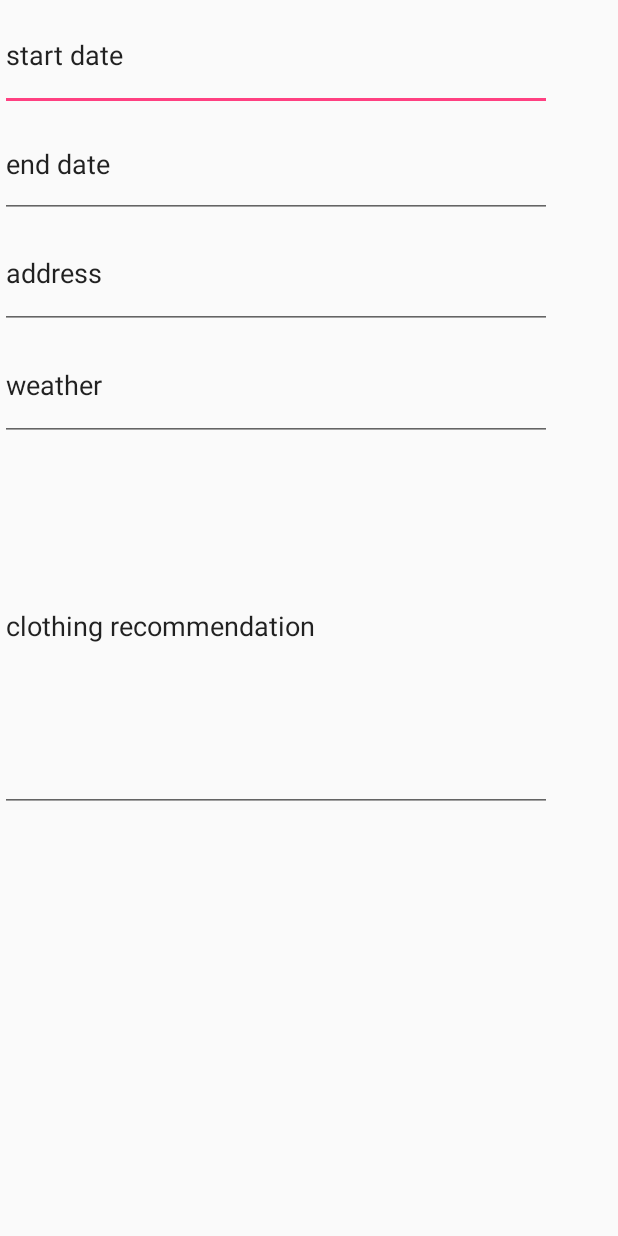
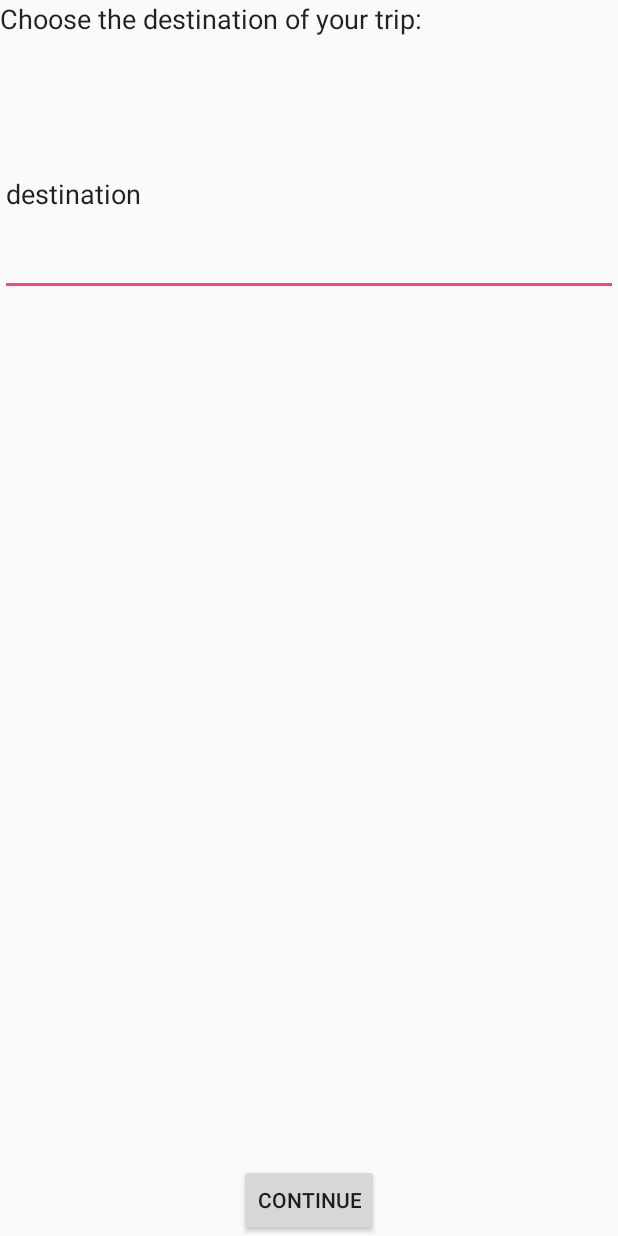
Before and after one commit to rishab93/LinedInHack, an Android app: the screen it shows after launch (RecommendClothingActivity before the commit, ChooseLocationActivity after it), after a tap on "CONTINUE", on a phone screen of 412 x 824 dp. Run offline under Robolectric (Android 15) with nearby library versions, the phone set to English and light mode, and no system bars.

Commit message:
add choose location activity

```diff
--- a/app/src/main/AndroidManifest.xml
+++ b/app/src/main/AndroidManifest.xml
@@ -14,17 +14,21 @@
         <activity
             android:name=".RecommendClothingActivity"
             android:label="@string/title_activity_main"
-            android:theme="@style/AppTheme.NoActionBar">
-        </activity>
+            android:theme="@style/AppTheme.NoActionBar"></activity>
         <activity
             android:name=".ChooseTimeActivity"
             android:label="@string/title_activity_choose_time"
             android:theme="@style/AppTheme.NoActionBar">
             <intent-filter>
                 <action android:name="android.intent.action.MAIN" />
+
                 <category android:name="android.intent.category.LAUNCHER" />
             </intent-filter>
         </activity>
+        <activity
+            android:name=".ChooseLocationActivity"
+            android:label="@string/title_activity_choose_location"
+            android:theme="@style/AppTheme.NoActionBar"></activity>
     </application>
 
 </manifest>
--- /dev/null
+++ b/app/src/main/java/com/example/zishen/linkedinhack/ChooseLocationActivity.java
@@ -0,0 +1,28 @@
+package com.example.zishen.linkedinhack;
+
+import android.content.Intent;
+import android.os.Bundle;
+import android.support.design.widget.FloatingActionButton;
+import android.support.design.widget.Snackbar;
+import android.support.v7.app.AppCompatActivity;
+import android.support.v7.widget.Toolbar;
+import android.view.View;
+import android.widget.Button;
+
+public class ChooseLocationActivity extends AppCompatActivity {
+
+    @Override
+    protected void onCreate(Bundle savedInstanceState) {
+        super.onCreate(savedInstanceState);
+        setContentView(R.layout.activity_choose_location);
+
+        Button finishEnterLocation = (Button) findViewById(R.id.finishEnterLocation);
+        finishEnterLocation.setOnClickListener(new View.OnClickListener() {
+            @Override
+            public void onClick(View view) {
+                startActivity(new Intent(ChooseLocationActivity.this, RecommendClothingActivity.class));
+            }
+        });
+    }
+
+}
--- a/app/src/main/java/com/example/zishen/linkedinhack/ChooseTimeActivity.java
+++ b/app/src/main/java/com/example/zishen/linkedinhack/ChooseTimeActivity.java
@@ -17,7 +17,7 @@ public class ChooseTimeActivity extends AppCompatActivity {
         finishEnterTime.setOnClickListener(new View.OnClickListener() {
             @Override
             public void onClick(View view) {
-                startActivity(new Intent(ChooseTimeActivity.this, RecommendClothingActivity.class));
+                startActivity(new Intent(ChooseTimeActivity.this, ChooseLocationActivity.class));
             }
         });
     }
--- /dev/null
+++ b/app/src/main/res/layout/activity_choose_location.xml
@@ -0,0 +1,55 @@
+<?xml version="1.0" encoding="utf-8"?>
+<android.support.design.widget.CoordinatorLayout xmlns:android="http://schemas.android.com/apk/res/android"
+    xmlns:app="http://schemas.android.com/apk/res-auto"
+    xmlns:tools="http://schemas.android.com/tools"
+    android:layout_width="match_parent"
+    android:layout_height="match_parent"
+    tools:context="com.example.zishen.linkedinhack.ChooseLocationActivity">
+
+    <android.support.design.widget.AppBarLayout
+        android:layout_width="match_parent"
+        android:layout_height="wrap_content"
+        android:theme="@style/AppTheme.AppBarOverlay">
+
+    </android.support.design.widget.AppBarLayout>
+
+    <include layout="@layout/content_choose_location"
+        android:id="@+id/include2" />
+
+    <Button
+        android:id="@+id/finishEnterLocation"
+        android:layout_width="wrap_content"
+        android:layout_height="wrap_content"
+        android:layout_gravity="top|center_horizontal"
+        android:layout_weight="0.05"
+        android:text="continue"
+        app:layout_anchor="@+id/include2"
+        app:layout_anchorGravity="bottom|center_horizontal" />
+
+    <LinearLayout
+        android:layout_width="match_parent"
+        android:layout_height="match_parent"
+        android:orientation="vertical"
+        android:weightSum="1">
+
+        <TextView
+            android:id="@+id/titleChooseTime"
+            android:layout_width="match_parent"
+            android:layout_height="wrap_content"
+            android:layout_weight="0.05"
+            android:text="Choose the destination of your trip:"
+            android:textAppearance="@style/TextAppearance.AppCompat.Body1"
+            android:textSize="18sp" />
+
+        <EditText
+            android:id="@+id/destination"
+            android:layout_width="match_parent"
+            android:layout_height="wrap_content"
+            android:layout_weight="0.12"
+            android:ems="10"
+            android:inputType="textPersonName"
+            android:text="destination" />
+
+    </LinearLayout>
+
+</android.support.design.widget.CoordinatorLayout>
--- /dev/null
+++ b/app/src/main/res/layout/content_choose_location.xml
@@ -0,0 +1,11 @@
+<?xml version="1.0" encoding="utf-8"?>
+<android.support.constraint.ConstraintLayout xmlns:android="http://schemas.android.com/apk/res/android"
+    xmlns:app="http://schemas.android.com/apk/res-auto"
+    xmlns:tools="http://schemas.android.com/tools"
+    android:layout_width="match_parent"
+    android:layout_height="match_parent"
+    app:layout_behavior="@string/appbar_scrolling_view_behavior"
+    tools:context="com.example.zishen.linkedinhack.ChooseLocationActivity"
+    tools:showIn="@layout/activity_choose_location">
+
+</android.support.constraint.ConstraintLayout>
--- a/app/src/main/res/values/strings.xml
+++ b/app/src/main/res/values/strings.xml
@@ -2,4 +2,5 @@
     <string name="app_name">LinkedInHack</string>
     <string name="title_activity_main">MainActivity</string>
     <string name="title_activity_choose_time">ChooseTimeActivity</string>
+    <string name="title_activity_choose_location">ChooseLocationActivity</string>
 </resources>
```
